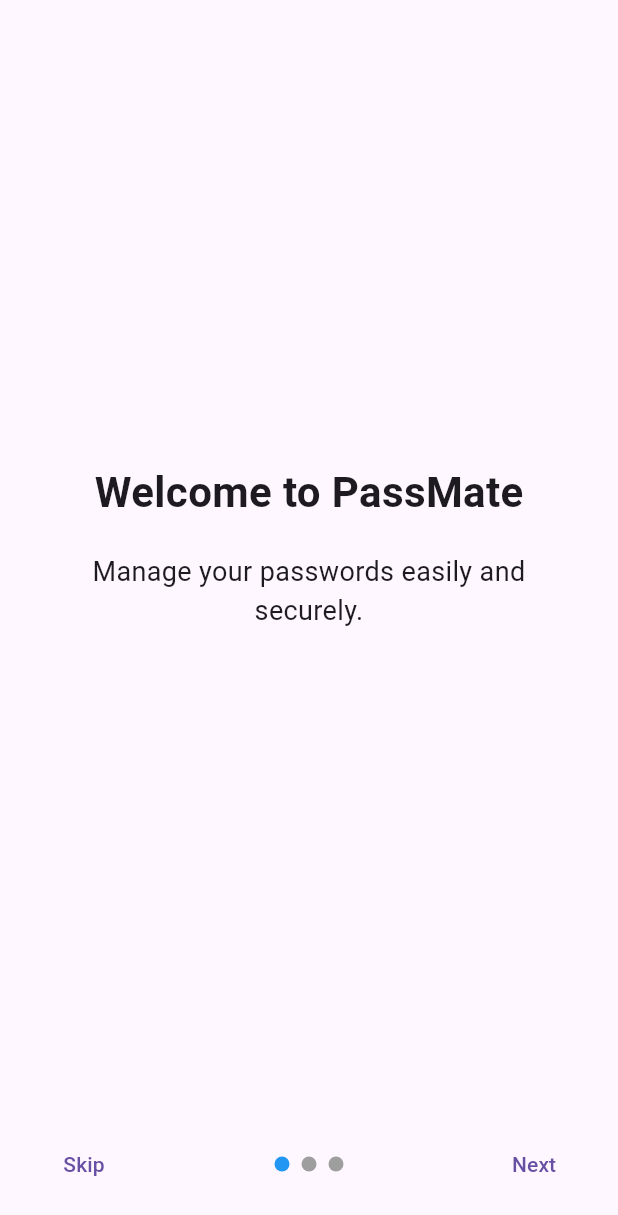
After one commit to KavyaJP/PasswordManagerAndroid, a Flutter app: the OnboardingScreen screen opened directly, on a phone screen of 412 x 824 dp. The commit adds this screen. Shown: the top 1215 px of the screen. Run offline on Flutter 3.47's test engine with Material 3 defaults, Android fonts, the phone set to English and light mode, and no system bars; our stand-ins replace device_info_plus, file_picker, flutter_secure_storage, google_sign_in, image_picker, local_auth and 2 more; missing offline and left inert: googleapis; accounts and stored records are empty.

Commit message:
added in app onboarding

```diff
--- a/lib/main.dart
+++ b/lib/main.dart
@@ -5,6 +5,7 @@ import 'package:local_auth/local_auth.dart';
 import 'lock_screen.dart';
 import 'home_screen.dart';
 import 'settings_screen.dart';
+import 'onboarding_screen.dart';
 
 void main() async {
   WidgetsFlutterBinding.ensureInitialized();
@@ -108,6 +109,11 @@ class _MyAppState extends State<MyApp> with WidgetsBindingObserver {
           darkTheme: ThemeData.dark(),
           themeMode: mode,
           routes: {
+            '/home': (context) => HomeScreen(
+              onThemeChanged: (_) {},
+              isDarkTheme: mode == ThemeMode.dark,
+              onManualLock: () {},
+            ),
             '/settings': (context) => SettingsScreen(
               onThemeChanged: _toggleTheme,
               isDarkTheme: mode == ThemeMode.dark,
--- /dev/null
+++ b/lib/onboarding_screen.dart
@@ -0,0 +1,98 @@
+import 'package:flutter/material.dart';
+
+class OnboardingScreen extends StatefulWidget {
+  @override
+  _OnboardingScreenState createState() => _OnboardingScreenState();
+}
+
+class _OnboardingScreenState extends State<OnboardingScreen> {
+  final PageController _pageController = PageController();
+  int _currentPage = 0;
+
+  final List<String> _titles = [
+    'Welcome to PassMate',
+    'Secure Storage',
+    'Sync with Drive',
+  ];
+
+  final List<String> _subtitles = [
+    'Manage your passwords easily and securely.',
+    'Everything is stored using encrypted local storage.',
+    'Optionally backup your data to Google Drive.',
+  ];
+
+  void _finishOnboarding() {
+    Navigator.of(context).pushReplacementNamed('/home');
+  }
+
+  @override
+  Widget build(BuildContext context) {
+    return Scaffold(
+      body: SafeArea(
+        child: Column(
+          children: [
+            Expanded(
+              child: PageView.builder(
+                controller: _pageController,
+                itemCount: _titles.length,
+                onPageChanged: (index) => setState(() => _currentPage = index),
+                itemBuilder: (context, index) {
+                  return Padding(
+                    padding: const EdgeInsets.all(32.0),
+                    child: Column(
+                      mainAxisAlignment: MainAxisAlignment.center,
+                      children: [
+                        Text(_titles[index], style: TextStyle(fontSize: 28, fontWeight: FontWeight.bold)),
+                        SizedBox(height: 20),
+                        Text(_subtitles[index], textAlign: TextAlign.center, style: TextStyle(fontSize: 18)),
+                      ],
+                    ),
+                  );
+                },
+              ),
+            ),
+            Padding(
+              padding: const EdgeInsets.all(24.0),
+              child: Row(
+                mainAxisAlignment: MainAxisAlignment.spaceBetween,
+                children: [
+                  TextButton(
+                    onPressed: _finishOnboarding,
+                    child: Text("Skip"),
+                  ),
+                  Row(
+                    children: List.generate(
+                      _titles.length,
+                          (index) => Container(
+                        margin: EdgeInsets.symmetric(horizontal: 4),
+                        width: 10,
+                        height: 10,
+                        decoration: BoxDecoration(
+                          shape: BoxShape.circle,
+                          color: _currentPage == index ? Colors.blue : Colors.grey,
+                        ),
+                      ),
+                    ),
+                  ),
+                  TextButton(
+                    onPressed: () {
+                      if (_currentPage == _titles.length - 1) {
+                        _finishOnboarding();
+                      } else {
+                        _pageController.nextPage(
+                          duration: Duration(milliseconds: 300),
+                          curve: Curves.easeInOut,
+                        );
+                      }
+                    },
+                    child: Text(_currentPage == _titles.length - 1 ? "Done" : "Next"),
+                  ),
+                ],
+              ),
+            )
+          ],
+        ),
+      ),
+    );
+  }
+}
--- a/pubspec.yaml
+++ b/pubspec.yaml
@@ -27,6 +27,7 @@ dependencies:
   cupertino_icons: ^1.0.8
   file_picker: ^10.2.0
   device_info_plus: ^10.1.0
+  tutorial_coach_mark: ^1.2.4
 
 dev_dependencies:
   flutter_test:
```
Also changed, not shown: lib/home_screen.dart (+29 -1 lines), 1 other file.
